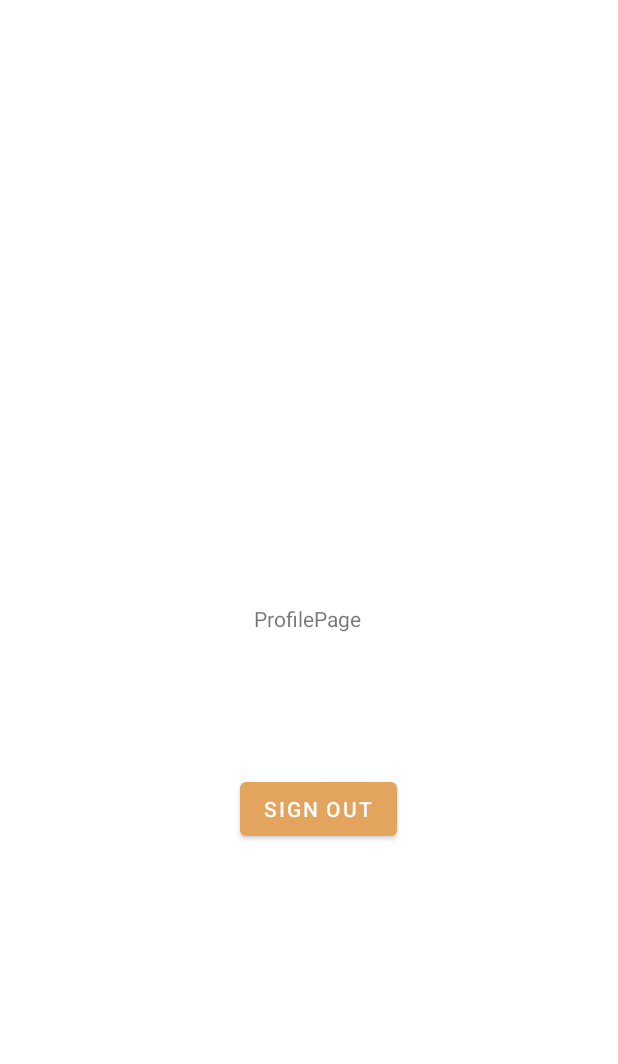
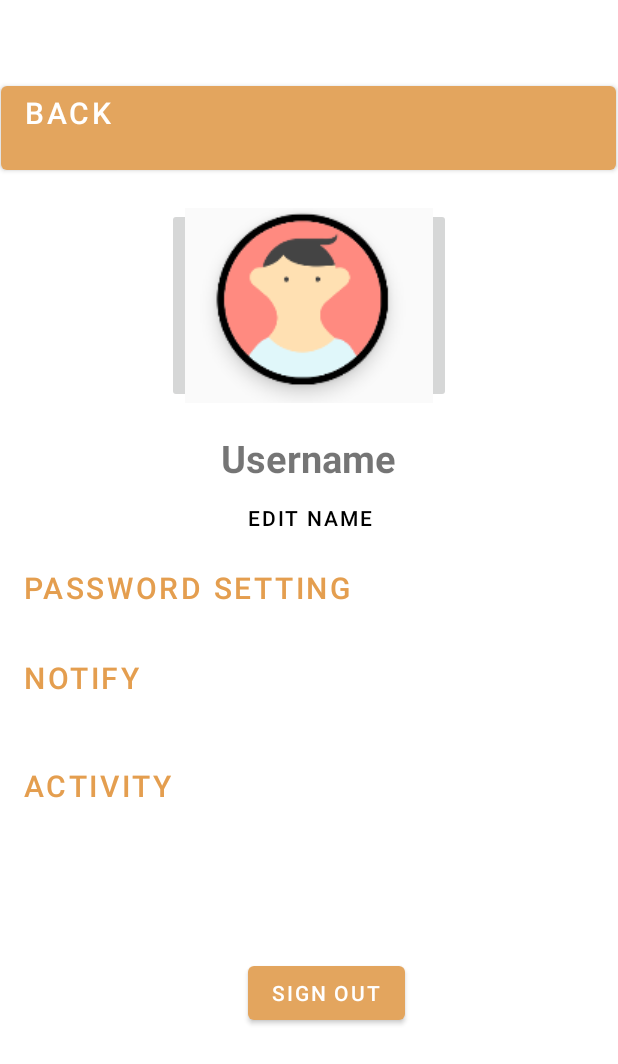
Before and after one commit to salakatenzing/Tech_Cafe, an Android app: the ProfilePage screen opened directly, with no data from a screen before it, on a phone screen of 412 x 824 dp. Shown: the top 1064 px of the screen. Run offline under Robolectric (Android 15) with nearby library versions, the phone set to English and light mode, and no system bars; our stand-ins replace Firebase (no records; nobody signed in at launch, a user with empty details on screens opened directly).

Commit message:
profile page updated buttons w/o functionality

```diff
--- a/TechCafe/app/src/main/java/com/example/techcafe1/ProfilePage.java
+++ b/TechCafe/app/src/main/java/com/example/techcafe1/ProfilePage.java
@@ -4,6 +4,7 @@ import androidx.appcompat.app.AppCompatActivity;
 
 import android.content.Intent;
 import android.os.Bundle;
+import android.view.View;
 import android.widget.Button;
 import android.widget.Toast;
 
@@ -12,6 +13,7 @@ import com.google.firebase.auth.FirebaseUser;
 
 public class ProfilePage extends AppCompatActivity {
     Button user_logout_button;
+    Button backButton;
     FirebaseAuth mAuth;
 
     @Override
@@ -32,6 +34,14 @@ public class ProfilePage extends AppCompatActivity {
                     Toast.LENGTH_SHORT).show();
         });
 
+        Button backButton = (Button) findViewById(R.id.prof_backButton_id);
+        backButton.setOnClickListener(new View.OnClickListener() {
+            @Override
+            public void onClick(View view) {
+               openHomeScreen();
+            }
+        });
+
 
     }
     @Override
@@ -43,4 +53,9 @@ public class ProfilePage extends AppCompatActivity {
             startActivity(intent);
         }
     }
+
+    public void openHomeScreen() {
+        Intent intent = new Intent(this, HomePage.class);
+        startActivity(intent);
+    }
 }
--- a/TechCafe/app/src/main/res/layout/activity_profile_page.xml
+++ b/TechCafe/app/src/main/res/layout/activity_profile_page.xml
@@ -6,31 +6,110 @@
     android:layout_height="match_parent"
     tools:context=".ProfilePage">
 
+
+    <LinearLayout
+        android:layout_width="match_parent"
+        android:layout_height="match_parent"
+        android:gravity="center"
+        android:orientation="vertical"
+        app:layout_constraintBottom_toBottomOf="parent"
+        app:layout_constraintTop_toTopOf="parent"
+        tools:layout_editor_absoluteX="31dp">
+
+        <Button
+            android:id="@+id/prof_backButton_id"
+            android:layout_width="410dp"
+            android:layout_height="68dp"
+            android:gravity="left"
+            android:text="@string/backButton"
+            android:textSize="20dp" />
+
+        <Space
+            android:layout_width="match_parent"
+            android:layout_height="19dp" />
+
+        <ImageButton
+            android:id="@+id/prof_userImage_id"
+            android:layout_width="wrap_content"
+            android:layout_height="130dp"
+            android:src="@drawable/profile_pic" />
+
+        <Space
+            android:layout_width="match_parent"
+            android:layout_height="19dp" />
+
         <TextView
-        android:id="@+id/textView10"
+            android:id="@+id/userName"
             android:layout_width="wrap_content"
             android:layout_height="wrap_content"
-        android:text="ProfilePage"
-        app:layout_constraintBottom_toBottomOf="parent"
-        app:layout_constraintEnd_toEndOf="parent"
-        app:layout_constraintHorizontal_bias="0.498"
-        app:layout_constraintStart_toStartOf="parent"
-        app:layout_constraintTop_toTopOf="parent" />
+            android:text="@string/user_name"
+            android:textAlignment="center"
+            android:textSize="25dp"
+            android:textStyle="bold"
+            tools:ignore="MissingConstraints" />
+
+        <Button
+            android:id="@+id/prof_editUserName_id"
+            android:layout_width="148dp"
+            android:layout_height="45dp"
+            android:background="@android:color/transparent"
+            android:text="@string/edit_userName"
+            android:textColor="@color/black" />
+
+        <Button
+            android:id="@+id/prof_passSetting_id"
+            android:layout_width="match_parent"
+            android:layout_height="wrap_content"
+            android:layout_marginBottom="12dp"
+            android:background="@android:color/transparent"
+            android:gravity="left"
+            android:text="@string/password_setting"
+            android:textColor="@color/user_profile_picture_background"
+            android:textSize="20dp" />
+
+        <Button
+            android:id="@+id/button25"
+            android:layout_width="match_parent"
+            android:layout_height="wrap_content"
+            android:layout_marginBottom="12dp"
+            android:background="@android:color/transparent"
+            android:gravity="left"
+            android:text="@string/notify"
+            android:textColor="@color/user_profile_picture_background"
+            android:textSize="20dp" />
+
+        <Button
+            android:id="@+id/button26"
+            android:layout_width="match_parent"
+            android:layout_height="wrap_content"
+            android:layout_marginTop="12dp"
+            android:background="@android:color/transparent"
+            android:gravity="left"
+            android:text="@string/activity"
+            android:textColor="@color/user_profile_picture_background"
+            android:textSize="20dp" />
+
+        <Space
+            android:layout_width="match_parent"
+            android:layout_height="90dp" />
         <Button
             android:id="@+id/button_signout"
             android:layout_width="wrap_content"
             android:layout_height="wrap_content"
             android:layout_marginStart="159dp"
-        android:layout_marginTop="70dp"
             android:layout_marginEnd="147dp"
-        android:layout_marginBottom="237dp"
+            android:layout_marginBottom="16dp"
             android:text="@string/sign_out"
             android:textAlignment="center"
             android:textAllCaps="true"
             android:textColor="#FFFFFF"
-        app:layout_constraintBottom_toBottomOf="parent"
-        app:layout_constraintEnd_toEndOf="parent"
-        app:layout_constraintStart_toStartOf="parent"
-        app:layout_constraintTop_toBottomOf="@+id/textView10"
             tools:ignore="TextContrastCheck" />
+
+        <Space
+            android:layout_width="match_parent"
+            android:layout_height="70dp" />
+
+    </LinearLayout>
+
+
 </androidx.constraintlayout.widget.ConstraintLayout>
--- a/TechCafe/app/src/main/res/values/strings.xml
+++ b/TechCafe/app/src/main/res/values/strings.xml
@@ -77,4 +77,12 @@
         to view statistics, common interview questions and practice problems for your chosen field.
         Sign up or Log in to get started!</string>
 
+    //Profile Page
+    <string name="user_name">Username</string>
+    <string name="edit_userName">edit name</string>
+    <string name="password_setting">Password Setting</string>
+    <string name="notify">notify</string>
+    <string name="activity">activity</string>
+    <string name="backButton">back</string>
+
 </resources>
```
Also changed, not shown: TechCafe/app/src/main/res/drawable/profile_pic.png (added), 1 other file. Lines whose indentation alone changed are shown as unchanged.
